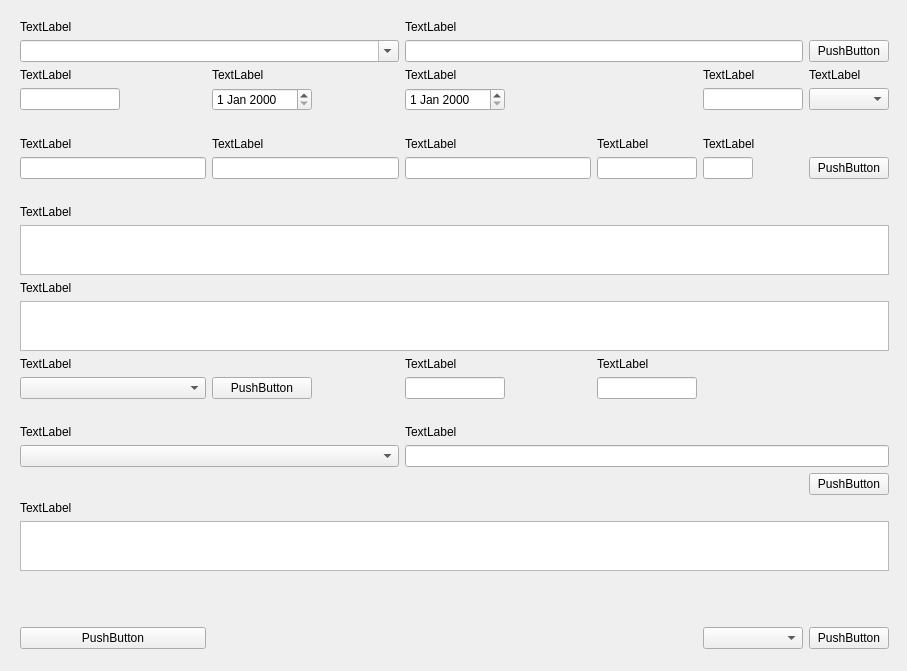
First picture: the form in mainwindow.ui, repository Flamio/RepairCards, before the edit.
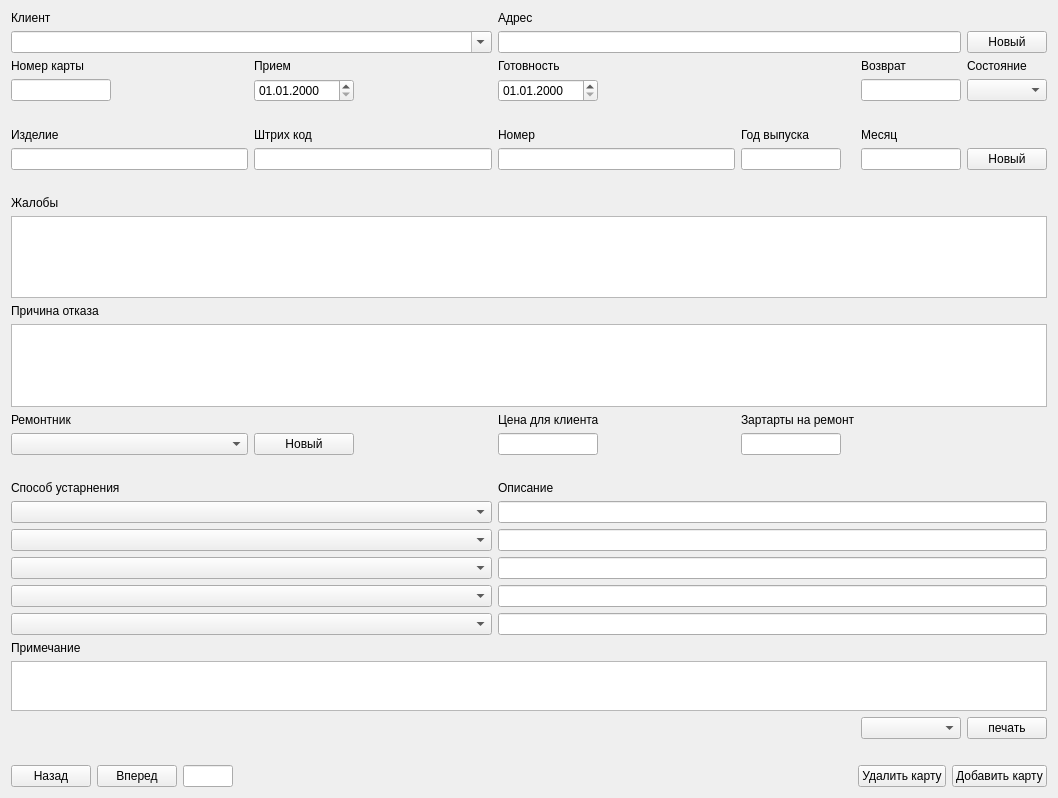
Second picture: the form after the edit.

What changed in the file:
```diff
--- a/mainwindow.ui
+++ b/mainwindow.ui
@@ -6,26 +6,21 @@
    <rect>
     <x>0</x>
     <y>0</y>
-    <width>907</width>
-    <height>671</height>
+    <width>1058</width>
+    <height>798</height>
    </rect>
   </property>
   <property name="windowTitle">
-   <string>MainWindow</string>
+   <string>Ремонтная карта</string>
   </property>
   <widget class="QWidget" name="centralWidget">
-   <widget class="QWidget" name="gridLayoutWidget">
-    <property name="geometry">
-     <rect>
-      <x>9</x>
-      <y>9</y>
-      <width>891</width>
-      <height>651</height>
-     </rect>
-    </property>
+   <layout class="QVBoxLayout" name="verticalLayout_2">
+    <item>
+     <layout class="QVBoxLayout" name="verticalLayout">
+      <item>
     <layout class="QGridLayout" name="gridLayout">
-     <item row="16" column="0" colspan="2">
-      <widget class="QComboBox" name="comboBox_4"/>
+        <item row="19" column="0" colspan="2">
+         <widget class="QComboBox" name="comboBox_8"/>
      </item>
      <item row="1" column="2" colspan="3">
       <widget class="QLineEdit" name="lineEdit">
@@ -40,27 +35,40 @@
      <item row="2" column="2">
       <widget class="QLabel" name="label_5">
        <property name="text">
-        <string>TextLabel</string>
+           <string>Готовность</string>
        </property>
       </widget>
      </item>
      <item row="12" column="0">
       <widget class="QLabel" name="label_15">
        <property name="text">
-        <string>TextLabel</string>
+           <string>Ремонтник</string>
        </property>
       </widget>
      </item>
      <item row="2" column="5">
       <widget class="QLabel" name="label_7">
        <property name="text">
-        <string>TextLabel</string>
+           <string>Состояние</string>
        </property>
       </widget>
      </item>
      <item row="3" column="5">
       <widget class="QComboBox" name="comboBox_2"/>
      </item>
+        <item row="24" column="0">
+         <spacer name="horizontalSpacer_5">
+          <property name="orientation">
+           <enum>Qt::Horizontal</enum>
+          </property>
+          <property name="sizeHint" stdset="0">
+           <size>
+            <width>40</width>
+            <height>20</height>
+           </size>
+          </property>
+         </spacer>
+        </item>
      <item row="1" column="5">
       <widget class="QPushButton" name="pushButton">
        <property name="maximumSize">
@@ -70,17 +78,17 @@
         </size>
        </property>
        <property name="text">
-        <string>PushButton</string>
+           <string>Новый</string>
        </property>
       </widget>
      </item>
-     <item row="21" column="4">
+        <item row="23" column="4">
       <widget class="QComboBox" name="comboBox_5"/>
      </item>
      <item row="6" column="5">
       <widget class="QPushButton" name="pushButton_2">
        <property name="text">
-        <string>PushButton</string>
+           <string>Новый</string>
        </property>
       </widget>
      </item>
@@ -90,51 +98,38 @@
      <item row="2" column="4">
       <widget class="QLabel" name="label_6">
        <property name="text">
-        <string>TextLabel</string>
+           <string>Возврат</string>
        </property>
       </widget>
      </item>
      <item row="12" column="2">
       <widget class="QLabel" name="label_16">
        <property name="text">
-        <string>TextLabel</string>
+           <string>Цена для клиента</string>
        </property>
       </widget>
      </item>
      <item row="5" column="2">
       <widget class="QLabel" name="label_10">
        <property name="text">
-        <string>TextLabel</string>
+           <string>Номер</string>
        </property>
       </widget>
      </item>
      <item row="5" column="0">
       <widget class="QLabel" name="label_8">
        <property name="text">
-        <string>TextLabel</string>
+           <string>Изделие</string>
        </property>
       </widget>
      </item>
      <item row="2" column="0">
       <widget class="QLabel" name="label_3">
        <property name="text">
-        <string>TextLabel</string>
+           <string>Номер карты</string>
        </property>
       </widget>
      </item>
-     <item row="20" column="0">
-      <spacer name="verticalSpacer">
-       <property name="orientation">
-        <enum>Qt::Vertical</enum>
-       </property>
-       <property name="sizeHint" stdset="0">
-        <size>
-         <width>20</width>
-         <height>40</height>
-        </size>
-       </property>
-      </spacer>
-     </item>
      <item row="6" column="1">
       <widget class="QLineEdit" name="lineEdit_7"/>
      </item>
@@ -145,17 +140,17 @@
        </property>
       </widget>
      </item>
-     <item row="18" column="0">
+        <item row="21" column="0">
       <widget class="QLabel" name="label_20">
        <property name="text">
-        <string>TextLabel</string>
+           <string>Примечание</string>
        </property>
       </widget>
      </item>
-     <item row="21" column="5">
+        <item row="23" column="5">
       <widget class="QPushButton" name="pushButton_6">
        <property name="text">
-        <string>PushButton</string>
+           <string>печать</string>
        </property>
       </widget>
      </item>
@@ -165,21 +160,21 @@
      <item row="15" column="0" colspan="2">
       <widget class="QLabel" name="label_18">
        <property name="text">
-        <string>TextLabel</string>
+           <string>Способ устарнения</string>
        </property>
       </widget>
      </item>
      <item row="5" column="1">
       <widget class="QLabel" name="label_9">
        <property name="text">
-        <string>TextLabel</string>
+           <string>Штрих код</string>
        </property>
       </widget>
      </item>
      <item row="2" column="1">
       <widget class="QLabel" name="label_4">
        <property name="text">
-        <string>TextLabel</string>
+           <string>Прием</string>
        </property>
       </widget>
      </item>
@@ -192,14 +187,14 @@
         </size>
        </property>
        <property name="text">
-        <string>PushButton</string>
+           <string>Новый</string>
        </property>
       </widget>
      </item>
      <item row="0" column="2" colspan="3">
       <widget class="QLabel" name="label_2">
        <property name="text">
-        <string>TextLabel</string>
+           <string>Адрес</string>
        </property>
       </widget>
      </item>
@@ -213,6 +208,19 @@
        </property>
       </widget>
      </item>
+        <item row="14" column="0">
+         <spacer name="horizontalSpacer_3">
+          <property name="orientation">
+           <enum>Qt::Horizontal</enum>
+          </property>
+          <property name="sizeHint" stdset="0">
+           <size>
+            <width>40</width>
+            <height>20</height>
+           </size>
+          </property>
+         </spacer>
+        </item>
      <item row="6" column="3">
       <widget class="QLineEdit" name="lineEdit_9">
        <property name="maximumSize">
@@ -251,6 +259,9 @@
          <height>16777215</height>
         </size>
        </property>
+          <property name="displayFormat">
+           <string>dd.MM.yyyy</string>
+          </property>
       </widget>
      </item>
      <item row="7" column="0">
@@ -269,14 +280,14 @@
      <item row="5" column="4">
       <widget class="QLabel" name="label_12">
        <property name="text">
-        <string>TextLabel</string>
+           <string>Месяц</string>
        </property>
       </widget>
      </item>
      <item row="10" column="0">
       <widget class="QLabel" name="label_14">
        <property name="text">
-        <string>TextLabel</string>
+           <string>Причина отказа</string>
        </property>
       </widget>
      </item>
@@ -285,7 +296,7 @@
        <property name="maximumSize">
         <size>
          <width>16777215</width>
-         <height>50</height>
+            <height>100</height>
         </size>
        </property>
       </widget>
@@ -296,28 +307,21 @@
      <item row="8" column="0">
       <widget class="QLabel" name="label_13">
        <property name="text">
-        <string>TextLabel</string>
+           <string>Жалобы</string>
        </property>
       </widget>
      </item>
      <item row="0" column="0" colspan="2">
       <widget class="QLabel" name="label">
        <property name="text">
-        <string>TextLabel</string>
+           <string>Клиент</string>
        </property>
       </widget>
      </item>
      <item row="15" column="2" colspan="4">
       <widget class="QLabel" name="label_19">
        <property name="text">
-        <string>TextLabel</string>
-       </property>
-      </widget>
-     </item>
-     <item row="21" column="0">
-      <widget class="QPushButton" name="pushButton_5">
-       <property name="text">
-        <string>PushButton</string>
+           <string>Описание</string>
        </property>
       </widget>
      </item>
@@ -326,7 +330,7 @@
        <property name="maximumSize">
         <size>
          <width>16777215</width>
-         <height>50</height>
+            <height>100</height>
         </size>
        </property>
       </widget>
@@ -337,7 +341,7 @@
      <item row="12" column="3">
       <widget class="QLabel" name="label_17">
        <property name="text">
-        <string>TextLabel</string>
+           <string>Зартарты на ремонт</string>
        </property>
       </widget>
      </item>
@@ -359,9 +363,12 @@
          <height>16777215</height>
         </size>
        </property>
-      </widget>
-     </item>
-     <item row="19" column="0" colspan="6">
+          <property name="displayFormat">
+           <string>dd.MM.yyyy</string>
+          </property>
+         </widget>
+        </item>
+        <item row="22" column="0" colspan="6">
       <widget class="QTextEdit" name="textEdit_3">
        <property name="maximumSize">
         <size>
@@ -371,17 +378,10 @@
        </property>
       </widget>
      </item>
-     <item row="17" column="5">
-      <widget class="QPushButton" name="pushButton_4">
-       <property name="text">
-        <string>PushButton</string>
-       </property>
-      </widget>
-     </item>
      <item row="5" column="3">
       <widget class="QLabel" name="label_11">
        <property name="text">
-        <string>TextLabel</string>
+           <string>Год выпуска</string>
        </property>
       </widget>
      </item>
@@ -389,7 +389,7 @@
       <widget class="QLineEdit" name="lineEdit_10">
        <property name="maximumSize">
         <size>
-         <width>50</width>
+            <width>100</width>
          <height>16777215</height>
         </size>
        </property>
@@ -408,8 +408,57 @@
        </property>
       </spacer>
      </item>
-     <item row="14" column="0">
-      <spacer name="horizontalSpacer_3">
+        <item row="16" column="0" colspan="2">
+         <widget class="QComboBox" name="comboBox_4"/>
+        </item>
+        <item row="17" column="0" colspan="2">
+         <widget class="QComboBox" name="comboBox_6"/>
+        </item>
+        <item row="18" column="0" colspan="2">
+         <widget class="QComboBox" name="comboBox_7"/>
+        </item>
+        <item row="20" column="0" colspan="2">
+         <widget class="QComboBox" name="comboBox_9"/>
+        </item>
+        <item row="17" column="2" colspan="4">
+         <widget class="QLineEdit" name="lineEdit_13"/>
+        </item>
+        <item row="18" column="2" colspan="4">
+         <widget class="QLineEdit" name="lineEdit_14"/>
+        </item>
+        <item row="19" column="2" colspan="4">
+         <widget class="QLineEdit" name="lineEdit_15"/>
+        </item>
+        <item row="20" column="2" colspan="4">
+         <widget class="QLineEdit" name="lineEdit_16"/>
+        </item>
+       </layout>
+      </item>
+      <item>
+       <layout class="QGridLayout" name="gridLayout_2">
+        <item row="0" column="4">
+         <widget class="QPushButton" name="pushButton_9">
+          <property name="text">
+           <string>Удалить карту</string>
+          </property>
+         </widget>
+        </item>
+        <item row="0" column="1">
+         <widget class="QPushButton" name="pushButton_8">
+          <property name="text">
+           <string>Вперед</string>
+          </property>
+         </widget>
+        </item>
+        <item row="0" column="0">
+         <widget class="QPushButton" name="pushButton_7">
+          <property name="text">
+           <string>Назад</string>
+          </property>
+         </widget>
+        </item>
+        <item row="0" column="3">
+         <spacer name="horizontalSpacer_4">
        <property name="orientation">
         <enum>Qt::Horizontal</enum>
        </property>
@@ -421,8 +470,34 @@
        </property>
       </spacer>
      </item>
-    </layout>
-   </widget>
+        <item row="0" column="2">
+         <widget class="QLineEdit" name="lineEdit_4">
+          <property name="maximumSize">
+           <size>
+            <width>50</width>
+            <height>16777215</height>
+           </size>
+          </property>
+          <property name="inputMask">
+           <string/>
+          </property>
+          <property name="readOnly">
+           <bool>true</bool>
+          </property>
+         </widget>
+        </item>
+        <item row="0" column="5">
+         <widget class="QPushButton" name="pushButton_10">
+          <property name="text">
+           <string>Добавить карту</string>
+          </property>
+         </widget>
+        </item>
+       </layout>
+      </item>
+     </layout>
+    </item>
+   </layout>
   </widget>
  </widget>
  <layoutdefault spacing="6" margin="11"/>
```
Lines whose indentation alone changed are shown as unchanged.
